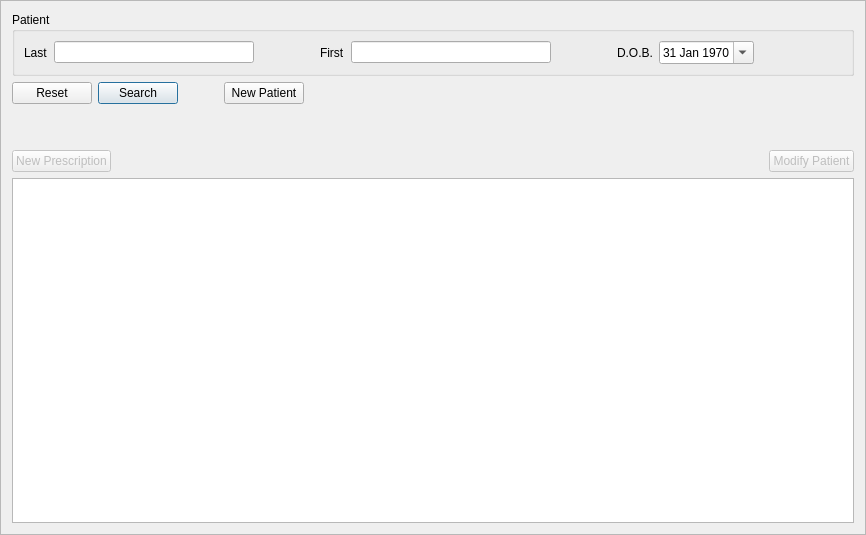
Above: mtrack/patientsearch.ui from kyledevans/Medicine-Track before the change. Below: the same form after it.
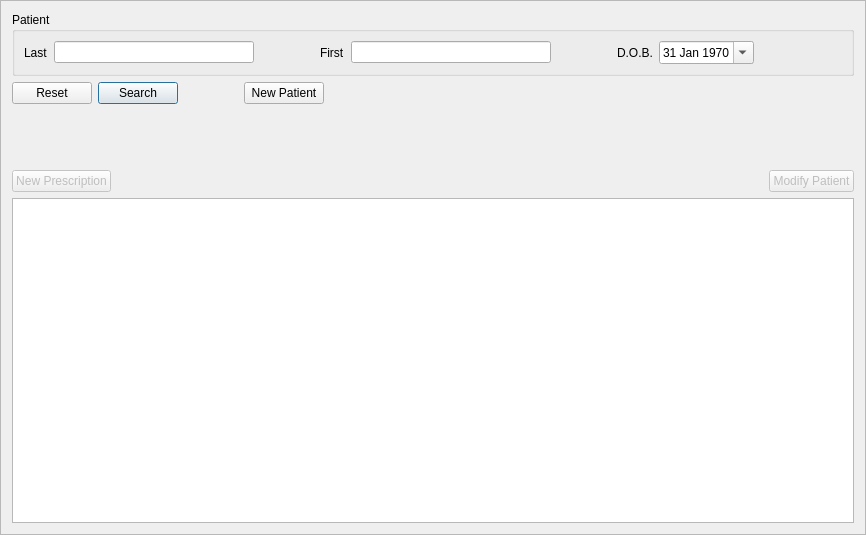
That is the form after the change.

```diff
--- a/mtrack/patientsearch.ui
+++ b/mtrack/patientsearch.ui
@@ -167,7 +167,7 @@
        </property>
        <property name="sizeHint" stdset="0">
         <size>
-         <width>40</width>
+         <width>60</width>
          <height>20</height>
         </size>
        </property>
@@ -206,7 +206,7 @@
      <property name="sizeHint" stdset="0">
       <size>
        <width>20</width>
-       <height>40</height>
+       <height>60</height>
       </size>
      </property>
     </spacer>
```
